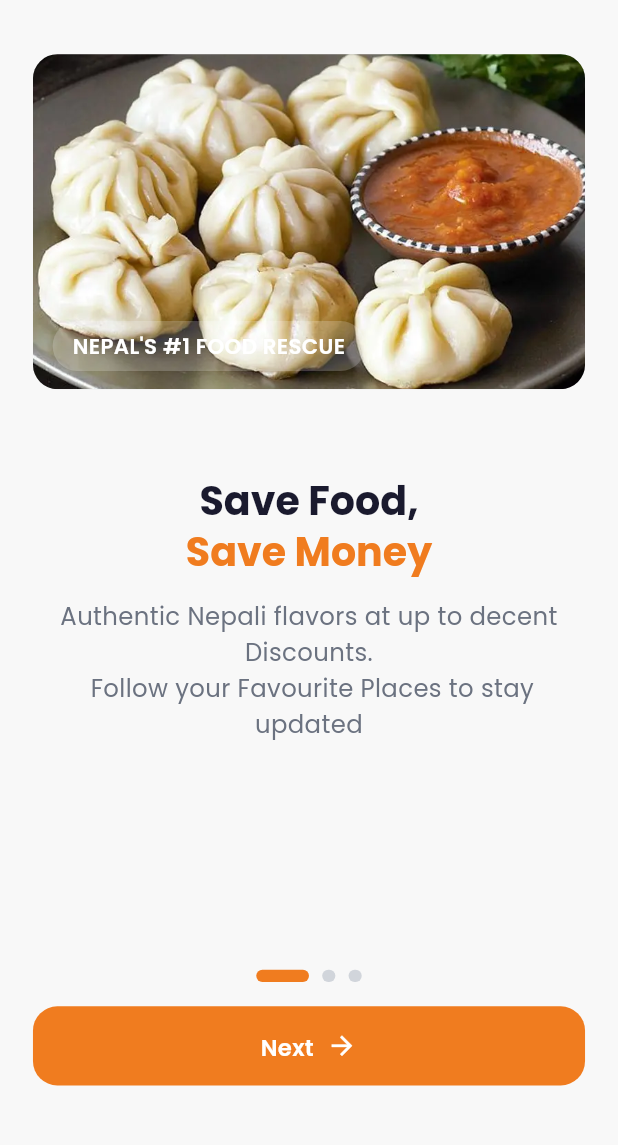
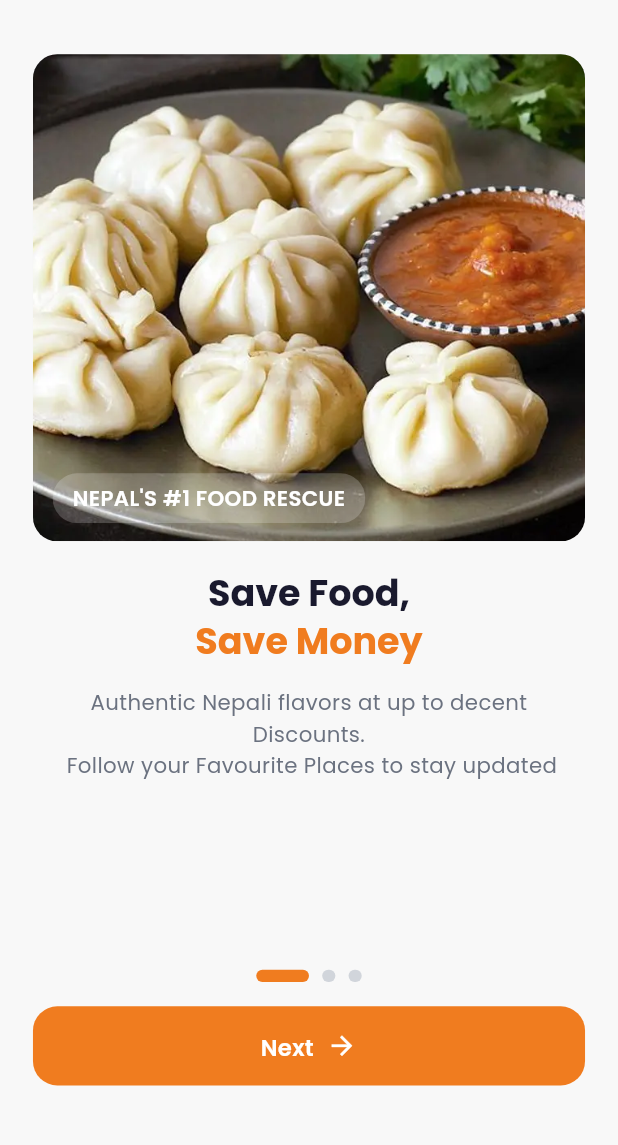
Before and after one commit to Amit-Bajracharya/Mitho_deals, a Flutter app: the screen it shows after launch, on a phone screen of 412 x 824 dp, the part 84-1229 px from its top. Run offline on Flutter 3.47's test engine with Material 3 defaults, Android fonts, the phone set to English and light mode, and no system bars; our stand-ins replace flutter_bloc, flutter_screenutil, go_router, google_fonts, shared_preferences.

Commit message:
fixed UI in introduction_screen

```diff
--- a/lib/feature/introduction_screen/presentation/pages/introduction_page.dart
+++ b/lib/feature/introduction_screen/presentation/pages/introduction_page.dart
@@ -104,8 +104,7 @@ class _IntroductionViewState extends State<IntroductionView> {
   }
 
   Widget _buildHeader(IntroductionState state) {
-    final currentPage = state.currentPage;
-    final pages = state.pages;
+
     final isFirstPage = state.isFirstPage;
     final isLastPage = state.isLastPage;
 
--- a/lib/feature/introduction_screen/presentation/widgets/introduction_page_content.dart
+++ b/lib/feature/introduction_screen/presentation/widgets/introduction_page_content.dart
@@ -27,7 +27,7 @@ class IntroductionPageContent extends StatelessWidget {
           // Image Container
           _buildImageContainer(),
 
-          SizedBox(height: 58.h),
+          SizedBox(height: 20.h),
 
           // Title
           _buildTitle(context),
@@ -39,7 +39,7 @@ class IntroductionPageContent extends StatelessWidget {
             page.description,
             textAlign: TextAlign.center,
             style: GoogleFonts.poppins(
-              fontSize: 16.sp,
+              fontSize: 14.sp,
               fontWeight: FontWeight.normal,
               color: AppTheme.textSecondary,
               height: 1.5,
@@ -80,7 +80,7 @@ class IntroductionPageContent extends StatelessWidget {
   Widget _buildImageContainer() {
     return Container(
       width: double.infinity,
-      height: 220.h,
+      height: 320.h,
       decoration: BoxDecoration(
         borderRadius: BorderRadius.circular(16.r),
         color: Colors.grey[300],
@@ -164,7 +164,7 @@ class IntroductionPageContent extends StatelessWidget {
           TextSpan(
             text: page.title,
             style: GoogleFonts.poppins(
-              fontSize: 26.sp,
+              fontSize: 24.sp,
               fontWeight: FontWeight.bold,
               color: AppTheme.textPrimary,
               height: 1.3,
@@ -174,7 +174,7 @@ class IntroductionPageContent extends StatelessWidget {
             TextSpan(
               text: '\n${page.highlight}',
               style: GoogleFonts.poppins(
-                fontSize: 26.sp,
+                fontSize: 24.sp,
                 fontWeight: FontWeight.bold,
                 color: AppTheme.primaryOrange,
                 height: 1.3,
```
